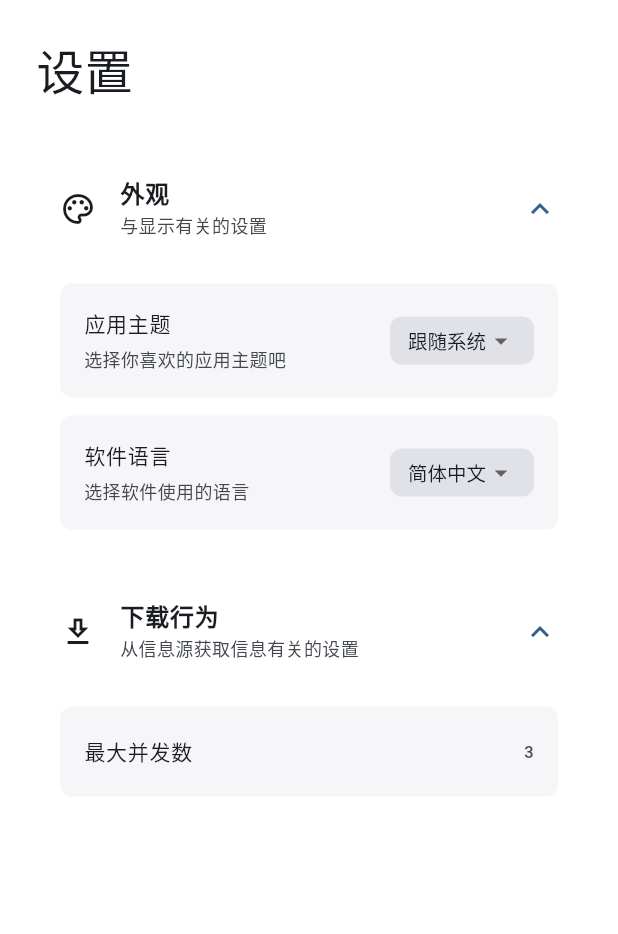
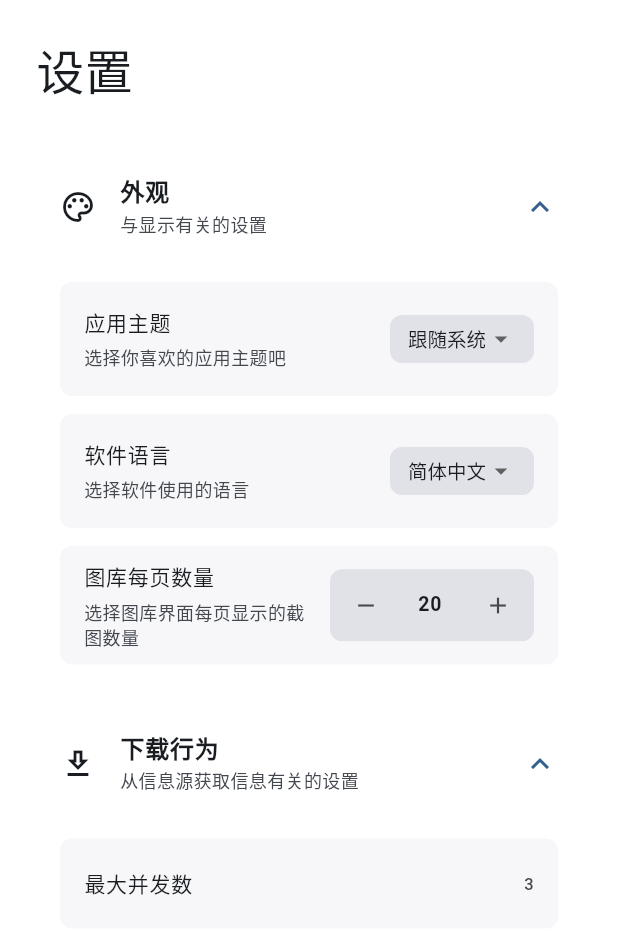
Before and after one commit to aclgh/kuroshot, a Flutter app: the SettingsPage screen opened directly, on a phone screen of 412 x 824 dp. Shown: the top 934 px of the screen. Run offline on Flutter 3.47's test engine with Material 3 defaults, Android fonts, the phone set to English and light mode, and no system bars; our stand-ins replace shared_preferences, sqflite; accounts and stored records are empty.

Commit message:
✨ feat: 添加截图库功能，包括数据库操作和截图模型 🔧 chore: 更新设置页面，增加每页显示数量的设置

```diff
--- a/lib/src/features/settings/presentation/controllers/settings_controller.dart
+++ b/lib/src/features/settings/presentation/controllers/settings_controller.dart
@@ -9,15 +9,18 @@ class SettingsController with ChangeNotifier {
 
   late ThemeMode _themeMode;
   Locale? _locale;
+  late int _sqlPage;
 
   // Getter
   ThemeMode get themeMode => _themeMode;
   Locale? get locale => _locale;
+  int get sqlPage => _sqlPage;
 
   /// 初始化设置 (在 App 启动前调用)
   Future<void> loadSettings() async {
     _themeMode = await _settingsService.themeMode();
     _locale = await _settingsService.locale();
+    _sqlPage = await _settingsService.sqlPage();
     notifyListeners();
   }
 
@@ -39,4 +42,13 @@ class SettingsController with ChangeNotifier {
     await _settingsService.updateLocale(newLocale);
     notifyListeners();
   }
+
+  /// 更新 SQL 每页数量
+  Future<void> updateSqlPage(int newPage) async {
+    if (newPage == _sqlPage) return;
+
+    _sqlPage = newPage;
+    await _settingsService.updateSqlPage(newPage);
+    notifyListeners();
+  }
 }
--- a/lib/src/features/settings/presentation/settings_page.dart
+++ b/lib/src/features/settings/presentation/settings_page.dart
@@ -1,5 +1,7 @@
 import 'package:flutter/material.dart';
 import 'package:provider/provider.dart';
+import 'package:flutter/services.dart';
+
 import './controllers/settings_controller.dart';
 import 'widgets/settings_group.dart';
 import 'widgets/settings_item.dart';
@@ -112,6 +114,82 @@ class SettingsPage extends StatelessWidget {
                   ),
                 ),
               ),
+              SettingsItem(
+                title: "图库每页数量",
+                subtitle: "选择图库界面每页显示的截图数量",
+                trailing: Container(
+                  decoration: BoxDecoration(
+                    color: colorScheme.surfaceContainerHighest,
+                    borderRadius: BorderRadius.circular(8),
+                  ),
+                  child: Row(
+                    mainAxisSize: MainAxisSize.min,
+                    children: [
+                      // 减号按钮：-10
+                      IconButton(
+                        constraints: const BoxConstraints(),
+                        padding: const EdgeInsets.symmetric(
+                          horizontal: 8,
+                          vertical: 4,
+                        ),
+                        icon: const Icon(Icons.remove, size: 18),
+                        onPressed: () {
+                          final newValue = controller.sqlPage - 10;
+                          controller.updateSqlPage(
+                            newValue > 0 ? newValue : 10,
+                          ); // 最小限制为10
+                        },
+                      ),
+                      // 中间输入框
+                      SizedBox(
+                        width: 40,
+                        child: TextField(
+                          textAlign: TextAlign.center,
+                          controller:
+                              TextEditingController(
+                                  text: controller.sqlPage.toString(),
+                                )
+                                ..selection = TextSelection.collapsed(
+                                  offset: controller.sqlPage.toString().length,
+                                ),
+                          keyboardType: TextInputType.number,
+                          inputFormatters: [
+                            FilteringTextInputFormatter.digitsOnly,
+                          ],
+                          style: TextStyle(
+                            color: colorScheme.onSurface,
+                            fontSize: 13,
+                            fontWeight: FontWeight.bold,
+                          ),
+                          decoration: const InputDecoration(
+                            isDense: true,
+                            border: InputBorder.none,
+                            contentPadding: EdgeInsets.zero,
+                          ),
+                          onSubmitted: (value) {
+                            final intValue = int.tryParse(value);
+                            if (intValue != null && intValue > 0) {
+                              controller.updateSqlPage(intValue);
+                            }
+                          },
+                        ),
+                      ),
+                      // 加号按钮：+10
+                      IconButton(
+                        constraints: const BoxConstraints(),
+                        padding: const EdgeInsets.symmetric(
+                          horizontal: 8,
+                          vertical: 4,
+                        ),
+                        icon: const Icon(Icons.add, size: 18),
+                        onPressed: () {
+                          controller.updateSqlPage(controller.sqlPage + 10);
+                        },
+                      ),
+                    ],
+                  ),
+                ),
+              ),
             ],
           ),
 
--- a/lib/src/features/settings/presentation/widgets/settings_group.dart
+++ b/lib/src/features/settings/presentation/widgets/settings_group.dart
@@ -23,6 +23,14 @@ class SettingsGroup extends StatelessWidget {
       child: Theme(
         data: Theme.of(context).copyWith(dividerColor: Colors.transparent),
         child: ExpansionTile(
+          shape: RoundedRectangleBorder(
+            borderRadius: BorderRadius.circular(12),
+            side: BorderSide.none,
+          ),
+          collapsedShape: RoundedRectangleBorder(
+            borderRadius: BorderRadius.circular(12),
+            side: BorderSide.none,
+          ),
           initiallyExpanded: true,
           tilePadding: const EdgeInsets.symmetric(horizontal: 16, vertical: 8),
           leading: Icon(icon, size: 24, color: colorScheme.onSurface),
--- a/lib/src/features/settings/presentation/widgets/settings_item.dart
+++ b/lib/src/features/settings/presentation/widgets/settings_item.dart
@@ -21,7 +21,7 @@ class SettingsItem extends StatelessWidget {
     return Container(
       margin: const EdgeInsets.symmetric(horizontal: 16, vertical: 6),
       decoration: BoxDecoration(
-        color: colorScheme.surfaceContainerHighest.withOpacity(0.3),
+        color: colorScheme.surfaceContainerHighest.withValues(alpha: 0.3),
         borderRadius: BorderRadius.circular(8),
       ),
       child: ListTile(
--- a/pubspec.yaml
+++ b/pubspec.yaml
@@ -14,6 +14,8 @@ dependencies:
   intl: ^0.20.2
   provider: ^6.1.5+1
   shared_preferences: ^2.5.4
+  sqflite: ^2.3.0
+  path: ^1.9.0
 
 dev_dependencies:
   flutter_test:
```
Also changed, not shown: lib/src/features/screenshot_library/data/screenshot_repository.dart (added, +125 -0 lines), lib/src/features/screenshot_library/domain/screenshot.dart (added, +80 -0 lines), lib/src/features/settings/data/settings_service.dart (+12 -0 lines), lib/src/features/gallery/presentation/gallery_page.dart (deleted), pubspec.lock.
